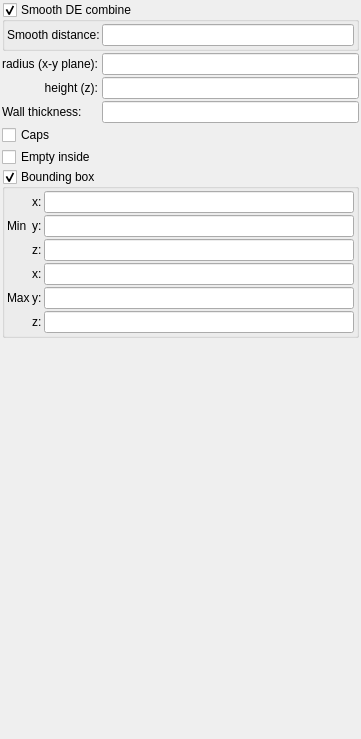
The window that mandelbulber2/formula/ui/primitive_cylinder.ui (buddhi1980/mandelbulber2) describes before a commit, drawn with Qt 5.
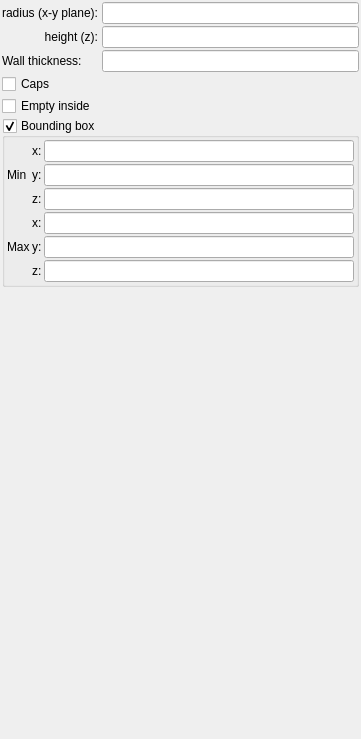
The same window after the commit. Custom widgets are drawn as their Qt base class.

Commit message: refactor: move smooth_de_combine params to node-level only

Patch:
```diff
--- a/mandelbulber2/formula/ui/primitive_cylinder.ui
+++ b/mandelbulber2/formula/ui/primitive_cylinder.ui
@@ -262,56 +262,9 @@
          <verstretch>0</verstretch>
         </sizepolicy>
        </property>
-      </widget>
-     </item>
-     <item row="2" column="0" colspan="3">
-      <widget class="MyGroupBox" name="groupCheck_smooth_de_combine_enable">
-       <property name="title">
-        <string>Smooth DE combine</string>
-       </property>
-       <property name="checkable">
-        <bool>true</bool>
-       </property>
-       <layout class="QGridLayout" name="gridLayout_4">
-        <property name="leftMargin">
-         <number>2</number>
-        </property>
-        <property name="topMargin">
-         <number>2</number>
-        </property>
-        <property name="rightMargin">
-         <number>2</number>
-        </property>
-        <property name="bottomMargin">
-         <number>2</number>
-        </property>
-        <property name="spacing">
-         <number>2</number>
-        </property>
-        <item row="0" column="0">
-         <widget class="QLabel" name="label_306">
-          <property name="text">
-           <string>Smooth distance:</string>
-          </property>
-          <property name="wordWrap">
-           <bool>true</bool>
-          </property>
-         </widget>
-        </item>
-        <item row="0" column="1">
-         <widget class="MyLineEdit" name="logedit_smooth_de_combine_distance">
-          <property name="sizePolicy">
-           <sizepolicy hsizetype="Expanding" vsizetype="Maximum">
-            <horstretch>0</horstretch>
-            <verstretch>0</verstretch>
-           </sizepolicy>
-          </property>
-         </widget>
-        </item>
-       </layout>
-      </widget>
-     </item>
-     <item row="3" column="0">
+       </widget>
+      </item>
+      <item row="3" column="0">
       <widget class="QLabel" name="label_14">
        <property name="text">
         <string>radius (x-y plane):</string>
```
The commit also changes 21 other files.
